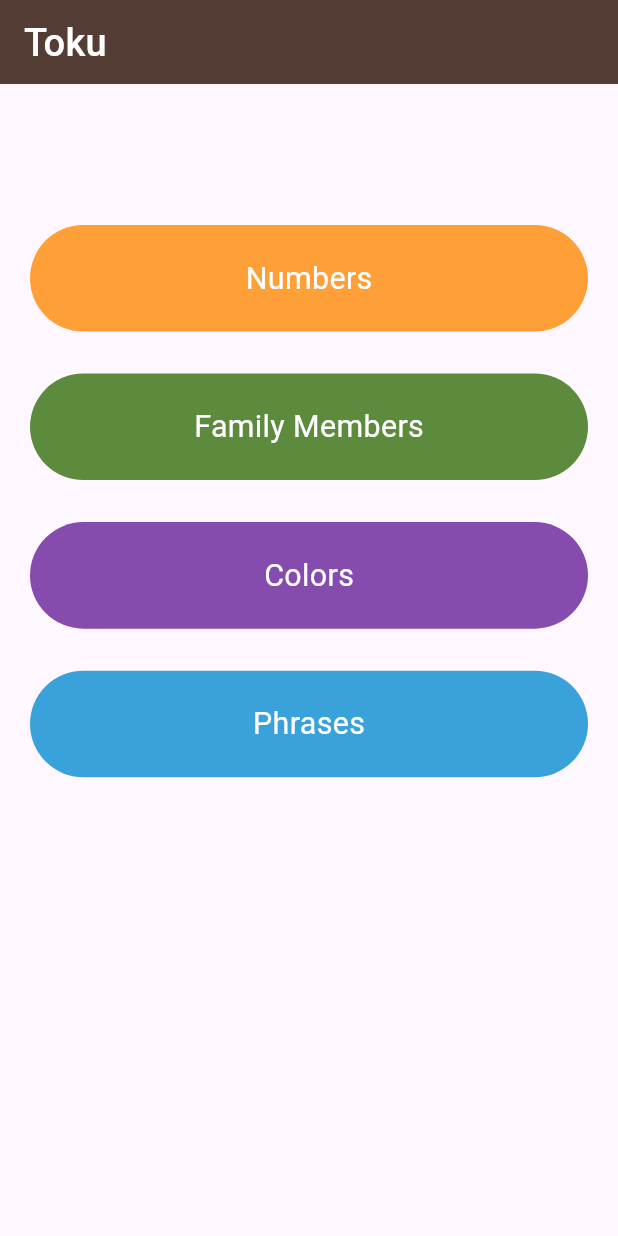
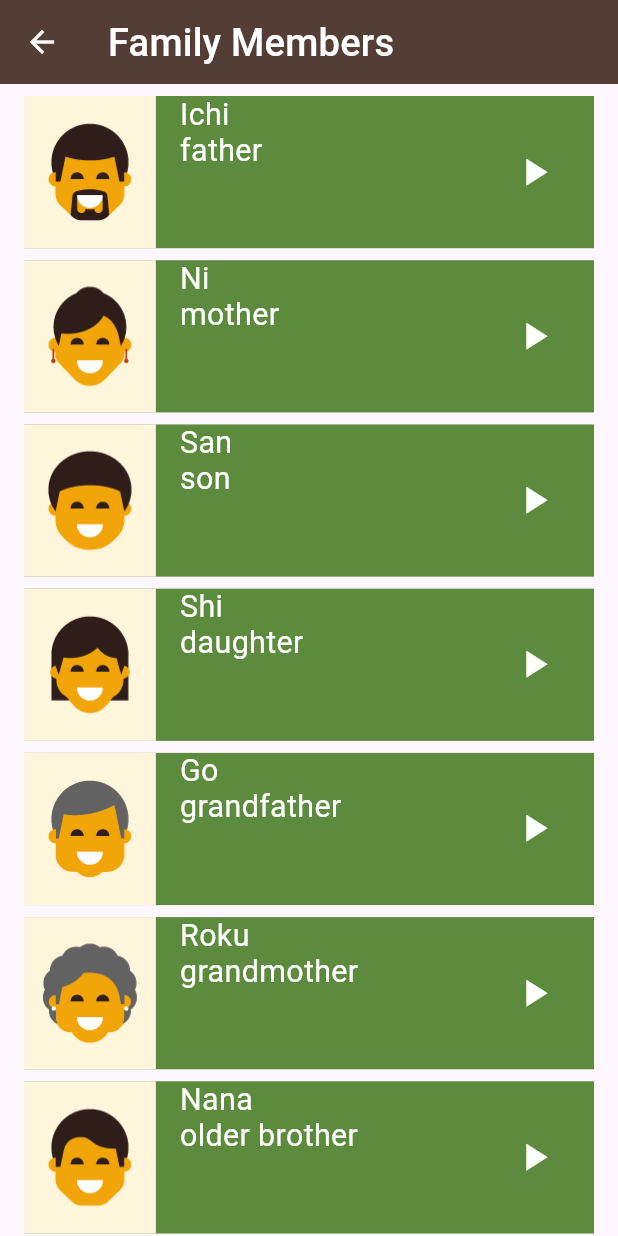
Before and after one commit to yassinsameh2110-max/Language-Learning-App, a Flutter app: the screen it shows after launch, after a tap on "Family Members", on a phone screen of 412 x 824 dp. Run offline on Flutter 3.47's test engine with Material 3 defaults, Android fonts, the phone set to English and light mode, and no system bars; our stand-ins replace audioplayers, flutter_screenutil.

Commit message:
item Update 1

```diff
--- /dev/null
+++ b/lib/Componants/item.dart
@@ -0,0 +1,31 @@
+import 'package:basketball_points/Componants/subItem.dart';
+import 'package:basketball_points/models/numberModel.dart';
+import 'package:flutter/material.dart';
+import 'package:flutter_screenutil/flutter_screenutil.dart';
+
+class Item extends StatelessWidget {
+  final Model number;
+  const Item({super.key, required this.number, required this.color});
+final Color color;
+  @override
+  Widget build(BuildContext context) {
+    return Padding(
+      padding: const EdgeInsets.only(top: 8.0, left: 16.0 ,right: 16.0),
+      child: Container(
+          height: 100.h,
+        color: color,
+        child: Row(
+          children: [
+            Container(
+              color: Color(0xffFFF6DC),
+              height: 100.h,
+              width: 80.w,
+              child: Image.asset(number.image),
+            ),
+         Expanded(child:  SubItem(number: number))
+          ],
+        ),
+      ),
+    );
+  }
+}
--- /dev/null
+++ b/lib/Componants/subItem.dart
@@ -0,0 +1,44 @@
+import 'package:audioplayers/audioplayers.dart';
+import 'package:basketball_points/models/numberModel.dart';
+import 'package:flutter/material.dart';
+import 'package:flutter_screenutil/flutter_screenutil.dart';
+
+class SubItem extends StatelessWidget {
+  const SubItem({super.key, required this.number});
+  final Model number;
+
+  @override
+  Widget build(BuildContext context) {
+    return Row(
+      children: [
+         Padding(
+                padding: const EdgeInsets.only(left: 16.0),
+                child: Column(
+                  crossAxisAlignment: CrossAxisAlignment.start,
+                  children: [
+                    Text(
+                      number.jpName,
+                      style: TextStyle(fontSize: 20.sp, color: Colors.white),
+                    ),
+                    Text(
+                      number.enName,
+                      style: TextStyle(fontSize: 20.sp, color: Colors.white),
+                    ),
+                  ],
+                ),
+              ),
+              Spacer(flex: 1),
+              Padding(
+                padding: const EdgeInsets.only(right: 16.0),
+                child: IconButton(
+                  icon: Icon(Icons.play_arrow, size: 30.sp, color: Colors.white),
+                  onPressed: () {
+                   final player = AudioPlayer();
+                    player.play(AssetSource(number.sound));
+                  },
+                ),
+              ),
+      ],
+    );
+  }
+}
--- a/lib/main.dart
+++ b/lib/main.dart
@@ -1,5 +1,6 @@
 
 import 'package:basketball_points/screens/home/home.dart';
+import 'package:basketball_points/screens/numbers/numbers.dart';
 import 'package:flutter/material.dart';
 
 import 'package:flutter_screenutil/flutter_screenutil.dart';
@@ -29,7 +30,7 @@ class MyApp extends StatelessWidget {
           home: child,
         );
       },
-      child: const HomePage(),
+      child:  HomePage(),
     );
   }
 }
--- /dev/null
+++ b/lib/models/numberModel.dart
@@ -0,0 +1,11 @@
+import 'package:flutter/material.dart';
+
+class Model {
+  final String image;
+  final String jpName;
+  final String enName;
+  final String sound;
+  final Color? color;
+
+  Model({required this.image, required this.jpName, required this.enName, required this.sound, this.color});
+}
--- /dev/null
+++ b/lib/screens/family_members/family.dart
@@ -0,0 +1,41 @@
+import 'package:basketball_points/Componants/item.dart';
+import 'package:basketball_points/models/numberModel.dart';
+import 'package:flutter/material.dart';
+import 'package:flutter_screenutil/flutter_screenutil.dart';
+
+class FamilyMembers extends StatelessWidget {
+  FamilyMembers({super.key});
+   final List<Model> numbers = [
+    Model(image: "assets/images/family_members/family_father.png", jpName: "Ichi", enName: "father", sound: "sounds/family_members/father.wav"),
+    Model(image: "assets/images/family_members/family_mother.png", jpName: "Ni", enName: "mother", sound: "sounds/family_members/mother.wav"),
+    Model(image: "assets/images/family_members/family_son.png", jpName: "San", enName: "son", sound: "sounds/family_members/son.wav"),
+    Model(image: "assets/images/family_members/family_daughter.png", jpName: "Shi", enName: "daughter", sound: "sounds/family_members/daughter.wav"),
+    Model(image: "assets/images/family_members/family_grandfather.png", jpName: "Go", enName: "grandfather", sound: "sounds/family_members/grandfather.wav"),
+    Model(image: "assets/images/family_members/family_grandmother.png", jpName: "Roku", enName: "grandmother", sound: "sounds/family_members/grandmother.wav"),
+    Model(image: "assets/images/family_members/family_older_brother.png", jpName: "Nana", enName: "older brother", sound: "sounds/family_members/older_brother.wav"),
+    Model(image: "assets/images/family_members/family_older_sister.png", jpName: "Hachi", enName: "older sister", sound: "sounds/family_members/older_sister.wav"),
+    Model(image: "assets/images/family_members/family_younger_brother.png", jpName: "Kyuu", enName: "younger brother", sound: "sounds/family_members/younger_brother.wav"),
+    Model(image: "assets/images/family_members/family_younger_sister.png", jpName: "Juu", enName: "younger sister", sound: "sounds/family_members/younger_sister.wav"),
+  ];
+
+  @override
+  Widget build(BuildContext context) {
+    return Scaffold(
+      appBar: AppBar(
+        leading: Icon(Icons.arrow_back,color: Colors.white,),
+        backgroundColor: Color(0xff533D35),
+        title: Text(
+          'Family Members',
+          style: TextStyle(fontSize: 25.sp, color: Colors.white),
+        ),
+      ),
+      body: ListView.builder(
+        itemCount: numbers.length,
+        itemBuilder: (context, index) {
+          final Color color = Color(0xff5D8B3E);
+          return Item(number: numbers[index], color: color);
+        },
+      ),
+    );
+  }
+}
--- a/lib/screens/home/home.dart
+++ b/lib/screens/home/home.dart
@@ -1,4 +1,7 @@
 import 'package:basketball_points/Componants/category.dart';
+import 'package:basketball_points/screens/family_members/family.dart';
+import 'package:basketball_points/screens/numbers/numbers.dart';
+import 'package:basketball_points/screens/phrases/phrases.dart';
 import 'package:flutter/material.dart';
 import 'package:flutter_screenutil/flutter_screenutil.dart';
 
@@ -20,16 +23,24 @@ class HomePage extends StatelessWidget {
         child: Column(
           children: [
             Category(color: Color(0xffFF9F37), text: 'Numbers',onTap: () {
-              print('numbers');
+              Navigator.push(context, MaterialPageRoute(builder: (context) {
+                return NumbersScreen();
+              }) );
             }, ),
             Category(color: Color(0xff5D8B3E), text: 'Family Members',onTap: () {
-              print("family");
+             Navigator.push(context, MaterialPageRoute(builder: (context) {
+                return FamilyMembers();
+              }) );
             },),
             Category(color: Color(0xff854CAE), text: 'Colors',onTap: () {
               print("color");
             },),
             Category(color: Color(0xff39A2DB), text: 'Phrases',onTap: () {
-              print("a7a");
+
+              Navigator.push(context, MaterialPageRoute(builder: (context) {
+                return PhrasesPage();
+              }) );
+
             },),
           ],
         ),
--- /dev/null
+++ b/lib/screens/phrases/phrases.dart
@@ -0,0 +1,41 @@
+import 'package:basketball_points/Componants/pharses.dart';
+import 'package:basketball_points/models/numberModel.dart';
+import 'package:flutter/material.dart';
+import 'package:flutter_screenutil/flutter_screenutil.dart';
+
+class PhrasesPage extends StatelessWidget {
+  PhrasesPage({super.key});
+   final List<Model> numbers = [
+    Model(image: "assets/images/family_members/family_father.png", jpName: "Ichi", enName: "father", sound: "sounds/family_members/father.wav"),
+    Model(image: "assets/images/family_members/family_mother.png", jpName: "Ni", enName: "mother", sound: "sounds/family_members/mother.wav"),
+    Model(image: "assets/images/family_members/family_son.png", jpName: "San", enName: "son", sound: "sounds/family_members/son.wav"),
+    Model(image: "assets/images/family_members/family_daughter.png", jpName: "Shi", enName: "daughter", sound: "sounds/family_members/daughter.wav"),
+    Model(image: "assets/images/family_members/family_grandfather.png", jpName: "Go", enName: "grandfather", sound: "sounds/family_members/grandfather.wav"),
+    Model(image: "assets/images/family_members/family_grandmother.png", jpName: "Roku", enName: "grandmother", sound: "sounds/family_members/grandmother.wav"),
+    Model(image: "assets/images/family_members/family_older_brother.png", jpName: "Nana", enName: "older brother", sound: "sounds/family_members/older_brother.wav"),
+    Model(image: "assets/images/family_members/family_older_sister.png", jpName: "Hachi", enName: "older sister", sound: "sounds/family_members/older_sister.wav"),
+    Model(image: "assets/images/family_members/family_younger_brother.png", jpName: "Kyuu", enName: "younger brother", sound: "sounds/family_members/younger_brother.wav"),
+    Model(image: "assets/images/family_members/family_younger_sister.png", jpName: "Juu", enName: "younger sister", sound: "sounds/family_members/younger_sister.wav"),
+  ];
+
+  @override
+  Widget build(BuildContext context) {
+    return Scaffold(
+      appBar: AppBar(
+        leading: Icon(Icons.arrow_back,color: Colors.white,),
+        backgroundColor: Color(0xff533D35),
+        title: Text(
+          'Phrases',
+          style: TextStyle(fontSize: 25.sp, color: Colors.white),
+        ),
+      ),
+      body: ListView.builder(
+        itemCount: numbers.length,
+        itemBuilder: (context, index) {
+          final Color color = Colors.blue;
+          return Phrases(number: numbers[index], color: color);
+        },
+      ),
+    );
+  }
+}
```
Also changed, not shown: lib/Componants/pharses.dart (added, +26 -0 lines), lib/screens/numbers/numbers.dart (added, +44 -0 lines), pubspec.yaml (+10 -3 lines), pubspec.lock, 3 other files.
